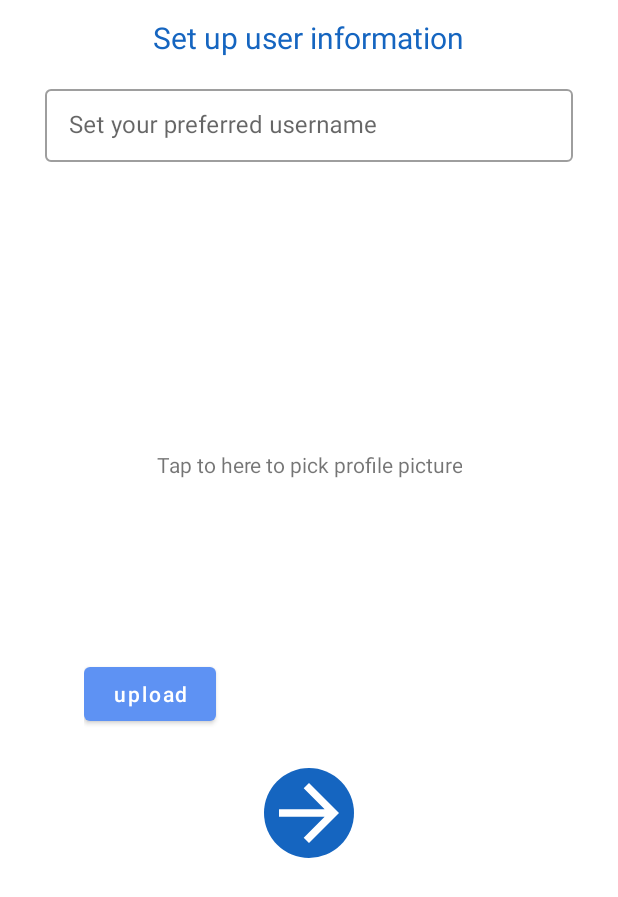
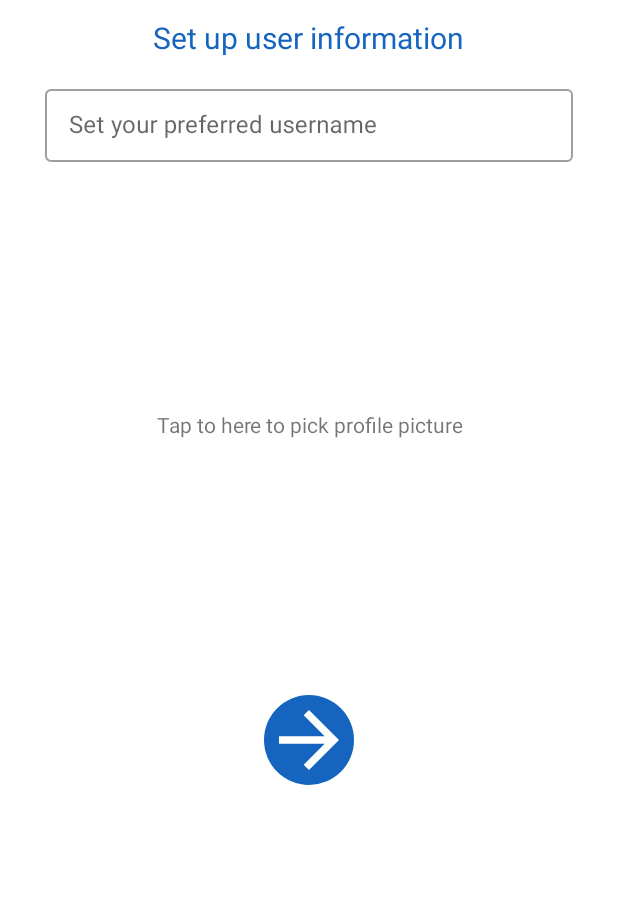
Before and after one commit to blairMe/twitsMe, an Android app: the layout fragment_info_setting.xml on its own in the app's theme, with its tools: preview values and no code run, on a phone screen of 412 x 824 dp. Shown: the top 897 px of the screen. Run offline under Robolectric (Android 15) with nearby library versions, the phone set to English and light mode, and no system bars.

Commit message:
simple twitter

```diff
--- a/app/src/main/res/layout/fragment_info_setting.xml
+++ b/app/src/main/res/layout/fragment_info_setting.xml
@@ -62,25 +62,13 @@
             android:layout_height="300dp"
             />
 
-            <Button
-                android:id="@+id/btn_upload"
-                android:layout_width="wrap_content"
-                android:layout_height="wrap_content"
-                android:text="upload"
-                android:textColor="@color/white"
-                android:textAllCaps="false"
-                android:layout_below="@id/profile_picture"
-                android:layout_marginTop="5dp"
-                />
-
-
         </RelativeLayout>
 
         <ImageView
                 android:id="@+id/btn_proceed"
                 android:layout_width="60dp"
                 android:layout_height="60dp"
-                android:layout_marginTop="25dp"
+                android:layout_marginTop="30dp"
                 android:background="@drawable/rounded_button"
                 android:src="@drawable/ic_forward"
                 />
```
Also changed, not shown: app/src/main/java/com/blair/twits/InfoSettingFragment.kt (+29 -13 lines), app/src/main/java/com/blair/twits/SigninFragment.kt (+7 -7 lines), app/src/main/java/com/blair/twits/SignupFragment.kt (+10 -11 lines).
